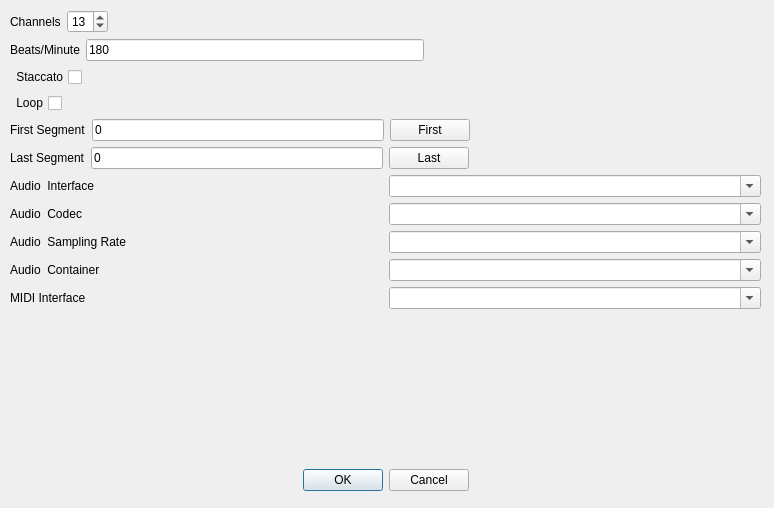
The window that helper/settingsdialog.ui (mm1711/QPlayAllFiles) describes before a commit, drawn with Qt 5.
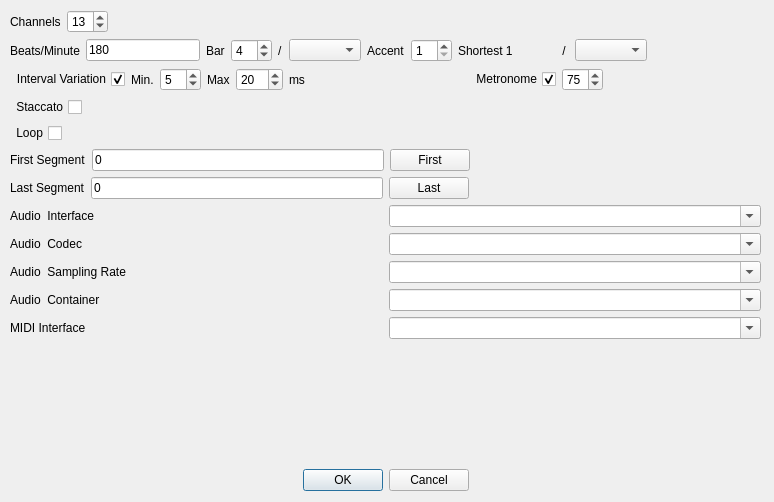
The same window after the commit.

Commit message: New setting members: m_bar_numerator, m_bar_denominator, m_shortest_note and m_bar_accent Use QT_NO_DEBUG for qDebug() outputs m_current_count_time;  /*!< Current count time in bar 4/4 => 0 1 2 3, 0 1 2 3 ... */ m_current_played_note; /*!< Currently played note from start of playing */ channelproperties.h: constants for velocity are public now remember last config file and path to data file with QSettings Accent of note in bar extra channel for metronome functionality Slightly vary m_midi_clock_intervals configure metronome and variation of m_midi_clock_intervals in Settings

```diff
--- a/helper/settingsdialog.ui
+++ b/helper/settingsdialog.ui
@@ -7,7 +7,7 @@
     <x>0</x>
     <y>0</y>
     <width>774</width>
-    <height>508</height>
+    <height>502</height>
    </rect>
   </property>
   <property name="windowTitle">
@@ -135,6 +135,79 @@
           </property>
          </widget>
         </item>
+        <item>
+         <widget class="QLabel" name="label_3">
+          <property name="text">
+           <string>Bar</string>
+          </property>
+         </widget>
+        </item>
+        <item>
+         <widget class="QSpinBox" name="Numerator_spinBox">
+          <property name="minimum">
+           <number>1</number>
+          </property>
+          <property name="maximum">
+           <number>16</number>
+          </property>
+          <property name="value">
+           <number>4</number>
+          </property>
+         </widget>
+        </item>
+        <item>
+         <widget class="QLabel" name="label_10">
+          <property name="text">
+           <string>/</string>
+          </property>
+         </widget>
+        </item>
+        <item>
+         <widget class="QComboBox" name="Denominator_comboBox"/>
+        </item>
+        <item>
+         <widget class="QLabel" name="label_12">
+          <property name="text">
+           <string>Accent</string>
+          </property>
+         </widget>
+        </item>
+        <item>
+         <widget class="QSpinBox" name="Accent_spinBox">
+          <property name="minimum">
+           <number>1</number>
+          </property>
+          <property name="maximum">
+           <number>32</number>
+          </property>
+         </widget>
+        </item>
+        <item>
+         <widget class="QLabel" name="label_13">
+          <property name="minimumSize">
+           <size>
+            <width>95</width>
+            <height>0</height>
+           </size>
+          </property>
+          <property name="text">
+           <string>Shortest 1</string>
+          </property>
+          <property name="textFormat">
+           <enum>Qt::PlainText</enum>
+          </property>
+         </widget>
+        </item>
+        <item>
+         <widget class="QLabel" name="label_14">
+          <property name="text">
+           <string> / </string>
+          </property>
+         </widget>
+        </item>
+        <item>
+         <widget class="QComboBox" name="shortestNote_comboBox"/>
+        </item>
         <item>
          <spacer name="horizontalSpacer_7">
           <property name="orientation">
@@ -150,6 +223,125 @@
         </item>
        </layout>
       </item>
+      <item>
+       <layout class="QHBoxLayout" name="horizontalLayout_8">
+        <item>
+         <widget class="QCheckBox" name="intervalVariation_checkBox">
+          <property name="layoutDirection">
+           <enum>Qt::RightToLeft</enum>
+          </property>
+          <property name="text">
+           <string>Interval Variation</string>
+          </property>
+          <property name="checked">
+           <bool>true</bool>
+          </property>
+         </widget>
+        </item>
+        <item>
+         <widget class="QLabel" name="label_15">
+          <property name="text">
+           <string>Min.</string>
+          </property>
+         </widget>
+        </item>
+        <item>
+         <widget class="QSpinBox" name="minIntervalVariation_spinBox">
+          <property name="maximum">
+           <number>10</number>
+          </property>
+          <property name="value">
+           <number>5</number>
+          </property>
+         </widget>
+        </item>
+        <item>
+         <widget class="QLabel" name="label_16">
+          <property name="text">
+           <string>Max</string>
+          </property>
+         </widget>
+        </item>
+        <item>
+         <widget class="QSpinBox" name="maxIntervalVariation_spinBox">
+          <property name="minimum">
+           <number>10</number>
+          </property>
+          <property name="maximum">
+           <number>100</number>
+          </property>
+          <property name="value">
+           <number>20</number>
+          </property>
+         </widget>
+        </item>
+        <item>
+         <widget class="QLabel" name="label_17">
+          <property name="text">
+           <string>ms</string>
+          </property>
+         </widget>
+        </item>
+        <item>
+         <spacer name="horizontalSpacer_3">
+          <property name="orientation">
+           <enum>Qt::Horizontal</enum>
+          </property>
+          <property name="sizeHint" stdset="0">
+           <size>
+            <width>40</width>
+            <height>20</height>
+           </size>
+          </property>
+         </spacer>
+        </item>
+        <item>
+         <widget class="QCheckBox" name="metronome_checkBox">
+          <property name="layoutDirection">
+           <enum>Qt::RightToLeft</enum>
+          </property>
+          <property name="text">
+           <string>Metronome</string>
+          </property>
+          <property name="checked">
+           <bool>true</bool>
+          </property>
+         </widget>
+        </item>
+        <item>
+         <widget class="QSpinBox" name="metronom_spinBox">
+          <property name="sizePolicy">
+           <sizepolicy hsizetype="Minimum" vsizetype="Minimum">
+            <horstretch>0</horstretch>
+            <verstretch>0</verstretch>
+           </sizepolicy>
+          </property>
+          <property name="minimum">
+           <number>35</number>
+          </property>
+          <property name="maximum">
+           <number>81</number>
+          </property>
+          <property name="value">
+           <number>75</number>
+          </property>
+         </widget>
+        </item>
+        <item>
+         <spacer name="horizontalSpacer">
+          <property name="orientation">
+           <enum>Qt::Horizontal</enum>
+          </property>
+          <property name="sizeHint" stdset="0">
+           <size>
+            <width>40</width>
+            <height>20</height>
+           </size>
+          </property>
+         </spacer>
+        </item>
+       </layout>
+      </item>
       <item>
        <layout class="QHBoxLayout" name="horizontalLayout_6">
         <item>
```
The commit also changes 17 other files.
